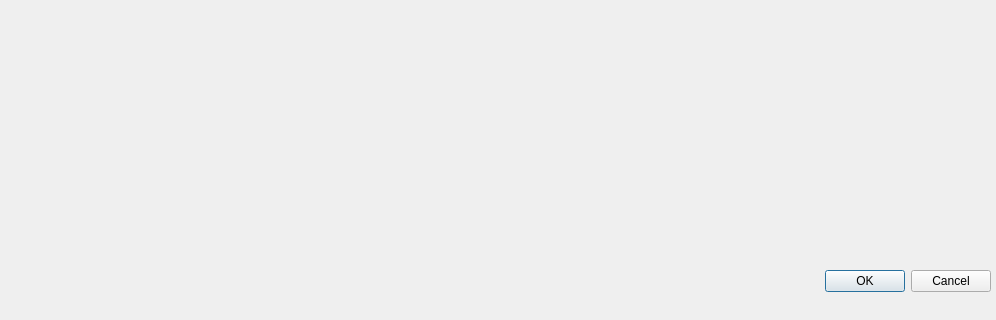
AndreaCorna/cervellone, file hello_window.ui: the form before one commit; both pictures show x 0 to 996 and y 415 to 735 of the 996 by 735 pixel window.
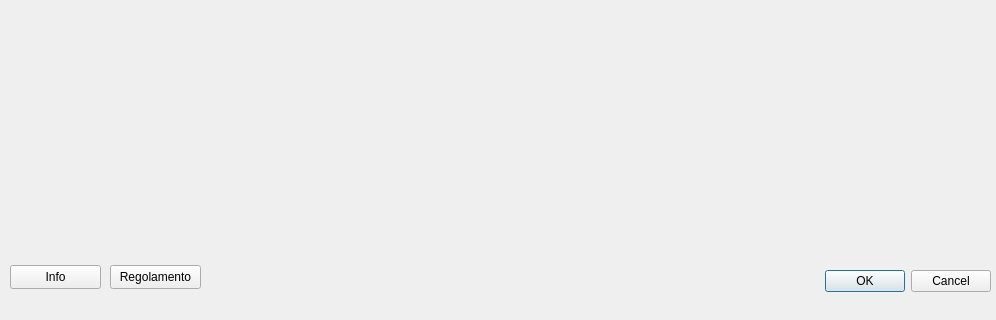
The form after the commit.

Commit message: aggiunto regolamento

Diff of the .ui file:
```diff
--- a/hello_window.ui
+++ b/hello_window.ui
@@ -28,6 +28,9 @@
    <property name="standardButtons">
     <set>QDialogButtonBox::Cancel|QDialogButtonBox::Ok</set>
    </property>
+   <property name="centerButtons">
+    <bool>false</bool>
+   </property>
   </widget>
   <widget class="QLabel" name="label">
    <property name="geometry">
@@ -72,6 +75,32 @@
     <set>Qt::AlignCenter</set>
    </property>
   </widget>
+  <widget class="QPushButton" name="info_button">
+   <property name="geometry">
+    <rect>
+     <x>10</x>
+     <y>680</y>
+     <width>91</width>
+     <height>24</height>
+    </rect>
+   </property>
+   <property name="text">
+    <string>Info</string>
+   </property>
+  </widget>
+  <widget class="QPushButton" name="rules_button">
+   <property name="geometry">
+    <rect>
+     <x>110</x>
+     <y>680</y>
+     <width>91</width>
+     <height>24</height>
+    </rect>
+   </property>
+   <property name="text">
+    <string>Regolamento</string>
+   </property>
+  </widget>
  </widget>
  <resources/>
  <connections>
```
Left out of the diff: 36 changed lines with no effect on the pictures. The commit also changes 2 other files.
